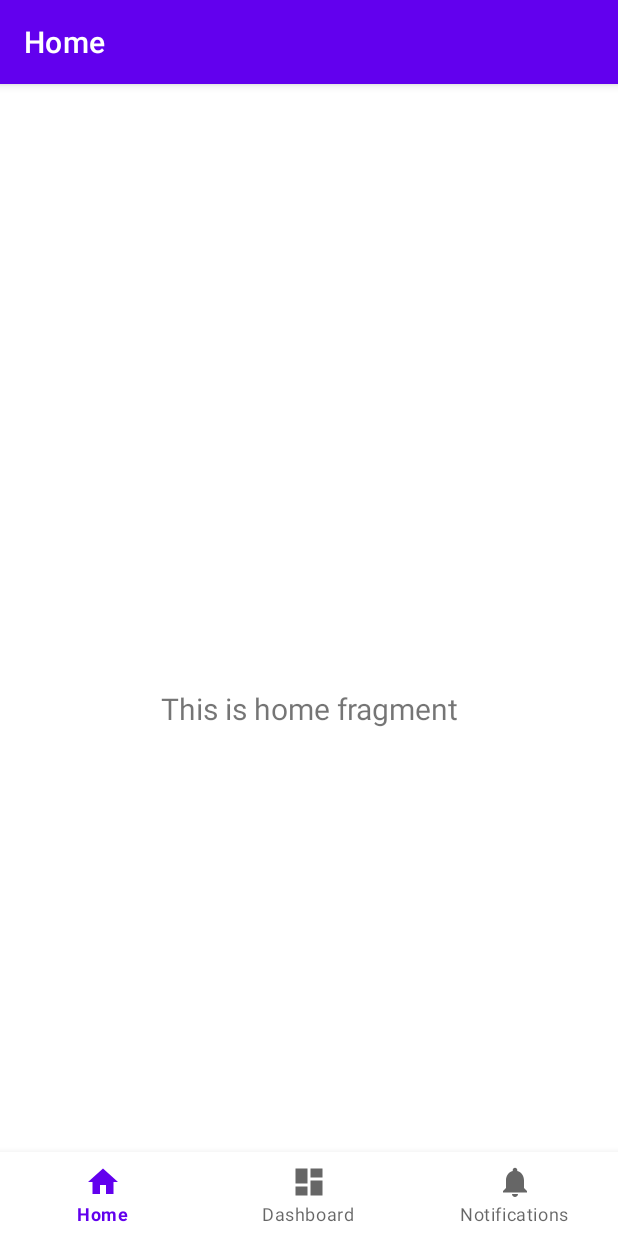
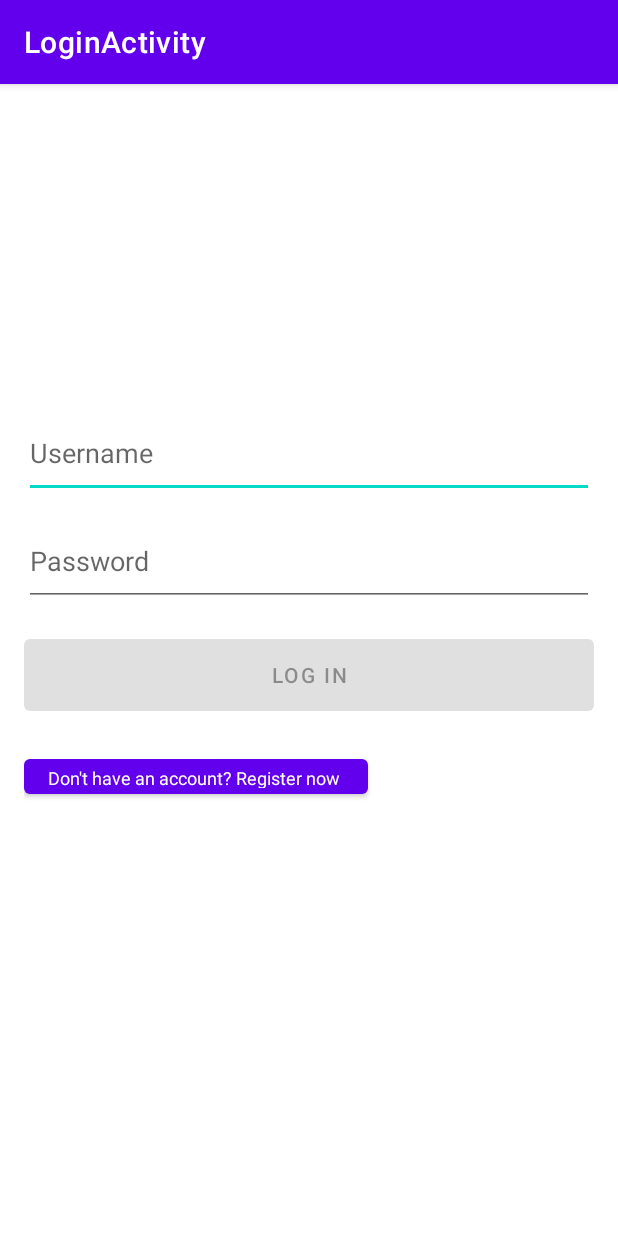
Before and after one commit to Bryan-Wan/Grocery-Store-Demo-Android-App, an Android app: the screen it shows after launch (MainActivity before the commit, LoginActivity after it), on a phone screen of 412 x 824 dp. Run offline under Robolectric (Android 15) with nearby library versions, the phone set to English and light mode, and no system bars.

Commit message:
Added login activity
Used Android Studio's "login activity" to set up the login page as well as the xml file for the login screen

```diff
--- a/app/build.gradle
+++ b/app/build.gradle
@@ -39,6 +39,7 @@ dependencies {
     implementation 'androidx.lifecycle:lifecycle-viewmodel-ktx:2.3.1'
     implementation 'androidx.navigation:navigation-fragment:2.3.5'
     implementation 'androidx.navigation:navigation-ui:2.3.5'
+    implementation 'androidx.annotation:annotation:1.2.0'
     testImplementation 'junit:junit:4.+'
     androidTestImplementation 'androidx.test.ext:junit:1.1.3'
     androidTestImplementation 'androidx.test.espresso:espresso-core:3.4.0'
--- /dev/null
+++ b/app/src/main/java/com/example/grocerystoredemoapp/data/LoginRepository.java
@@ -0,0 +1,54 @@
+package com.example.grocerystoredemoapp.data;
+
+import com.example.grocerystoredemoapp.data.model.LoggedInUser;
+
+/**
+ * Class that requests authentication and user information from the remote data source and
+ * maintains an in-memory cache of login status and user credentials information.
+ */
+public class LoginRepository {
+
+    private static volatile LoginRepository instance;
+
+    private LoginDataSource dataSource;
+
+    // If user credentials will be cached in local storage, it is recommended it be encrypted
+    // @see https://developer.android.com/training/articles/keystore
+    private LoggedInUser user = null;
+
+    // private constructor : singleton access
+    private LoginRepository(LoginDataSource dataSource) {
+        this.dataSource = dataSource;
+    }
+
+    public static LoginRepository getInstance(LoginDataSource dataSource) {
+        if (instance == null) {
+            instance = new LoginRepository(dataSource);
+        }
+        return instance;
+    }
+
+    public boolean isLoggedIn() {
+        return user != null;
+    }
+
+    public void logout() {
+        user = null;
+        dataSource.logout();
+    }
+
+    private void setLoggedInUser(LoggedInUser user) {
+        this.user = user;
+        // If user credentials will be cached in local storage, it is recommended it be encrypted
+        // @see https://developer.android.com/training/articles/keystore
+    }
+
+    public Result<LoggedInUser> login(String username, String password) {
+        // handle login
+        Result<LoggedInUser> result = dataSource.login(username, password);
+        if (result instanceof Result.Success) {
+            setLoggedInUser(((Result.Success<LoggedInUser>) result).getData());
+        }
+        return result;
+    }
+}
--- /dev/null
+++ b/app/src/main/java/com/example/grocerystoredemoapp/ui/login/LoginActivity.java
@@ -0,0 +1,136 @@
+package com.example.grocerystoredemoapp.ui.login;
+
+import android.app.Activity;
+
+import androidx.lifecycle.Observer;
+import androidx.lifecycle.ViewModelProvider;
+
+import android.os.Bundle;
+
+import androidx.annotation.Nullable;
+import androidx.annotation.StringRes;
+import androidx.appcompat.app.AppCompatActivity;
+
+import android.text.Editable;
+import android.text.TextWatcher;
+import android.view.KeyEvent;
+import android.view.View;
+import android.view.inputmethod.EditorInfo;
+import android.widget.Button;
+import android.widget.EditText;
+import android.widget.ProgressBar;
+import android.widget.TextView;
+import android.widget.Toast;
+
+import com.example.grocerystoredemoapp.R;
+import com.example.grocerystoredemoapp.ui.login.LoginViewModel;
+import com.example.grocerystoredemoapp.ui.login.LoginViewModelFactory;
+import com.example.grocerystoredemoapp.databinding.ActivityLoginBinding;
+
+public class LoginActivity extends AppCompatActivity {
+
+    private LoginViewModel loginViewModel;
+    private ActivityLoginBinding binding;
+
+    @Override
+    public void onCreate(Bundle savedInstanceState) {
+        super.onCreate(savedInstanceState);
+
+        binding = ActivityLoginBinding.inflate(getLayoutInflater());
+        setContentView(binding.getRoot());
+
+        loginViewModel = new ViewModelProvider(this, new LoginViewModelFactory())
+                .get(LoginViewModel.class);
+
+        final EditText usernameEditText = binding.username;
+        final EditText passwordEditText = binding.password;
+        final Button loginButton = binding.login;
+        final ProgressBar loadingProgressBar = binding.loading;
+
+        loginViewModel.getLoginFormState().observe(this, new Observer<LoginFormState>() {
+            @Override
+            public void onChanged(@Nullable LoginFormState loginFormState) {
+                if (loginFormState == null) {
+                    return;
+                }
+                loginButton.setEnabled(loginFormState.isDataValid());
+                if (loginFormState.getUsernameError() != null) {
+                    usernameEditText.setError(getString(loginFormState.getUsernameError()));
+                }
+                if (loginFormState.getPasswordError() != null) {
+                    passwordEditText.setError(getString(loginFormState.getPasswordError()));
+                }
+            }
+        });
+
+        loginViewModel.getLoginResult().observe(this, new Observer<LoginResult>() {
+            @Override
+            public void onChanged(@Nullable LoginResult loginResult) {
+                if (loginResult == null) {
+                    return;
+                }
+                loadingProgressBar.setVisibility(View.GONE);
+                if (loginResult.getError() != null) {
+                    showLoginFailed(loginResult.getError());
+                }
+                if (loginResult.getSuccess() != null) {
+                    updateUiWithUser(loginResult.getSuccess());
+                }
+                setResult(Activity.RESULT_OK);
+
+                //Complete and destroy login activity once successful
+                finish();
+            }
+        });
+
+        TextWatcher afterTextChangedListener = new TextWatcher() {
+            @Override
+            public void beforeTextChanged(CharSequence s, int start, int count, int after) {
+                // ignore
+            }
+
+            @Override
+            public void onTextChanged(CharSequence s, int start, int before, int count) {
+                // ignore
+            }
+
+            @Override
+            public void afterTextChanged(Editable s) {
+                loginViewModel.loginDataChanged(usernameEditText.getText().toString(),
+                        passwordEditText.getText().toString());
+            }
+        };
+        usernameEditText.addTextChangedListener(afterTextChangedListener);
+        passwordEditText.addTextChangedListener(afterTextChangedListener);
+        passwordEditText.setOnEditorActionListener(new TextView.OnEditorActionListener() {
+
+            @Override
+            public boolean onEditorAction(TextView v, int actionId, KeyEvent event) {
+                if (actionId == EditorInfo.IME_ACTION_DONE) {
+                    loginViewModel.login(usernameEditText.getText().toString(),
+                            passwordEditText.getText().toString());
+                }
+                return false;
+            }
+        });
+
+        loginButton.setOnClickListener(new View.OnClickListener() {
+            @Override
+            public void onClick(View v) {
+                loadingProgressBar.setVisibility(View.VISIBLE);
+                loginViewModel.login(usernameEditText.getText().toString(),
+                        passwordEditText.getText().toString());
+            }
+        });
+    }
+
+    private void updateUiWithUser(LoggedInUserView model) {
+        String welcome = getString(R.string.welcome) + model.getDisplayName();
+        // TODO : initiate successful logged in experience
+        Toast.makeText(getApplicationContext(), welcome, Toast.LENGTH_LONG).show();
+    }
+
+    private void showLoginFailed(@StringRes Integer errorString) {
+        Toast.makeText(getApplicationContext(), errorString, Toast.LENGTH_SHORT).show();
+    }
+}
--- /dev/null
+++ b/app/src/main/java/com/example/grocerystoredemoapp/ui/login/LoginViewModel.java
@@ -0,0 +1,70 @@
+package com.example.grocerystoredemoapp.ui.login;
+
+import androidx.lifecycle.LiveData;
+import androidx.lifecycle.MutableLiveData;
+import androidx.lifecycle.ViewModel;
+
+import android.util.Patterns;
+
+import com.example.grocerystoredemoapp.data.LoginRepository;
+import com.example.grocerystoredemoapp.data.Result;
+import com.example.grocerystoredemoapp.data.model.LoggedInUser;
+import com.example.grocerystoredemoapp.R;
+
+public class LoginViewModel extends ViewModel {
+
+    private MutableLiveData<LoginFormState> loginFormState = new MutableLiveData<>();
+    private MutableLiveData<LoginResult> loginResult = new MutableLiveData<>();
+    private LoginRepository loginRepository;
+
+    LoginViewModel(LoginRepository loginRepository) {
+        this.loginRepository = loginRepository;
+    }
+
+    LiveData<LoginFormState> getLoginFormState() {
+        return loginFormState;
+    }
+
+    LiveData<LoginResult> getLoginResult() {
+        return loginResult;
+    }
+
+    public void login(String username, String password) {
+        // can be launched in a separate asynchronous job
+        Result<LoggedInUser> result = loginRepository.login(username, password);
+
+        if (result instanceof Result.Success) {
+            LoggedInUser data = ((Result.Success<LoggedInUser>) result).getData();
+            loginResult.setValue(new LoginResult(new LoggedInUserView(data.getDisplayName())));
+        } else {
+            loginResult.setValue(new LoginResult(R.string.login_failed));
+        }
+    }
+
+    public void loginDataChanged(String username, String password) {
+        if (!isUserNameValid(username)) {
+            loginFormState.setValue(new LoginFormState(R.string.invalid_username, null));
+        } else if (!isPasswordValid(password)) {
+            loginFormState.setValue(new LoginFormState(null, R.string.invalid_password));
+        } else {
+            loginFormState.setValue(new LoginFormState(true));
+        }
+    }
+
+    // A placeholder username validation check
+    private boolean isUserNameValid(String username) {
+        if (username == null) {
+            return false;
+        }
+        if (username.contains("@")) {
+            return Patterns.EMAIL_ADDRESS.matcher(username).matches();
+        } else {
+            return !username.trim().isEmpty();
+        }
+    }
+
+    // A placeholder password validation check
+    private boolean isPasswordValid(String password) {
+        return password != null && password.trim().length() > 5;
+    }
+}
--- /dev/null
+++ b/app/src/main/java/com/example/grocerystoredemoapp/ui/login/LoginViewModelFactory.java
@@ -0,0 +1,26 @@
+package com.example.grocerystoredemoapp.ui.login;
+
+import androidx.lifecycle.ViewModel;
+import androidx.lifecycle.ViewModelProvider;
+import androidx.annotation.NonNull;
+
+import com.example.grocerystoredemoapp.data.LoginDataSource;
+import com.example.grocerystoredemoapp.data.LoginRepository;
+
+/**
+ * ViewModel provider factory to instantiate LoginViewModel.
+ * Required given LoginViewModel has a non-empty constructor
+ */
+public class LoginViewModelFactory implements ViewModelProvider.Factory {
+
+    @NonNull
+    @Override
+    @SuppressWarnings("unchecked")
+    public <T extends ViewModel> T create(@NonNull Class<T> modelClass) {
+        if (modelClass.isAssignableFrom(LoginViewModel.class)) {
+            return (T) new LoginViewModel(LoginRepository.getInstance(new LoginDataSource()));
+        } else {
+            throw new IllegalArgumentException("Unknown ViewModel class");
+        }
+    }
+}
--- /dev/null
+++ b/app/src/main/res/layout/activity_login.xml
@@ -0,0 +1,86 @@
+<?xml version="1.0" encoding="utf-8"?>
+<androidx.constraintlayout.widget.ConstraintLayout xmlns:android="http://schemas.android.com/apk/res/android"
+    xmlns:app="http://schemas.android.com/apk/res-auto"
+    xmlns:tools="http://schemas.android.com/tools"
+    android:id="@+id/container"
+    android:layout_width="match_parent"
+    android:layout_height="match_parent"
+    android:paddingLeft="@dimen/activity_horizontal_margin"
+    android:paddingTop="@dimen/activity_vertical_margin"
+    android:paddingRight="@dimen/activity_horizontal_margin"
+    android:paddingBottom="@dimen/activity_vertical_margin"
+    tools:context=".ui.login.LoginActivity">
+
+    <EditText
+        android:id="@+id/username"
+        android:layout_width="380dp"
+        android:layout_height="60dp"
+        android:layout_marginTop="200dp"
+        android:hint="@string/prompt_username"
+        android:inputType="text"
+        android:selectAllOnFocus="true"
+        app:layout_constraintEnd_toEndOf="parent"
+        app:layout_constraintHorizontal_bias="0.516"
+        app:layout_constraintStart_toStartOf="parent"
+        app:layout_constraintTop_toTopOf="parent" />
+
+    <Button
+        android:id="@+id/login"
+        android:layout_width="380dp"
+        android:layout_height="60dp"
+        android:layout_gravity="start"
+        android:layout_marginTop="16dp"
+        android:enabled="false"
+        android:text="@string/action_sign_in"
+        app:layout_constraintEnd_toEndOf="parent"
+        app:layout_constraintHorizontal_bias="0.483"
+        app:layout_constraintStart_toStartOf="parent"
+        app:layout_constraintTop_toBottomOf="@+id/password" />
+
+    <EditText
+        android:id="@+id/password"
+        android:layout_width="380dp"
+        android:layout_height="60dp"
+        android:layout_marginTop="12dp"
+        android:hint="@string/prompt_password"
+        android:imeActionLabel="@string/action_sign_in"
+        android:imeOptions="actionDone"
+        android:inputType="textPassword"
+        android:selectAllOnFocus="true"
+        app:layout_constraintEnd_toEndOf="parent"
+        app:layout_constraintHorizontal_bias="0.516"
+        app:layout_constraintStart_toStartOf="parent"
+        app:layout_constraintTop_toBottomOf="@+id/username" />
+
+    <ProgressBar
+        android:id="@+id/loading"
+        android:layout_width="wrap_content"
+        android:layout_height="wrap_content"
+        android:layout_gravity="center"
+        android:layout_marginTop="64dp"
+        android:layout_marginBottom="64dp"
+        android:visibility="gone"
+        app:layout_constraintBottom_toBottomOf="parent"
+        app:layout_constraintEnd_toEndOf="@+id/password"
+        app:layout_constraintStart_toStartOf="@+id/password"
+        app:layout_constraintTop_toTopOf="parent"
+        app:layout_constraintVertical_bias="0.3" />
+
+    <Button
+        android:id="@+id/button"
+        android:layout_width="229dp"
+        android:layout_height="35dp"
+        android:layout_marginTop="20dp"
+        android:text="@string/register"
+        android:textAlignment="viewStart"
+        android:textAppearance="@style/TextAppearance.AppCompat.Small"
+        android:textSize="12sp"
+        app:iconPadding="2dp"
+        app:layout_constraintBottom_toBottomOf="parent"
+        app:layout_constraintEnd_toEndOf="parent"
+        app:layout_constraintHorizontal_bias="0.0"
+        app:layout_constraintStart_toStartOf="parent"
+        app:layout_constraintTop_toBottomOf="@+id/login"
+        app:layout_constraintVertical_bias="0.0" />
+
+</androidx.constraintlayout.widget.ConstraintLayout>
--- /dev/null
+++ b/app/src/main/res/values-land/dimens.xml
@@ -0,0 +1,3 @@
+<resources>
+    <dimen name="activity_horizontal_margin">48dp</dimen>
+</resources>
--- /dev/null
+++ b/app/src/main/res/values-w1240dp/dimens.xml
@@ -0,0 +1,3 @@
+<resources>
+    <dimen name="activity_horizontal_margin">200dp</dimen>
+</resources>
--- /dev/null
+++ b/app/src/main/res/values-w600dp/dimens.xml
@@ -0,0 +1,3 @@
+<resources>
+    <dimen name="activity_horizontal_margin">48dp</dimen>
+</resources>
--- a/app/src/main/res/values/strings.xml
+++ b/app/src/main/res/values/strings.xml
@@ -3,4 +3,13 @@
     <string name="title_home">Home</string>
     <string name="title_dashboard">Dashboard</string>
     <string name="title_notifications">Notifications</string>
+    <string name="title_activity_login">LoginActivity</string>
+    <string name="prompt_password">Password</string>
+    <string name="prompt_username">Username</string>
+    <string name="action_sign_in">Log in</string>
+    <string name="welcome">"Welcome !"</string>
+    <string name="invalid_username">Not a valid username</string>
+    <string name="invalid_password">Password must be >5 characters</string>
+    <string name="login_failed">"Login failed"</string>
+    <string name="register">"Don't have an account? Register now"</string>
 </resources>
```
Also changed, not shown: app/src/main/AndroidManifest.xml (+7 -2 lines), app/src/main/java/com/example/grocerystoredemoapp/data/LoginDataSource.java (added, +29 -0 lines), app/src/main/java/com/example/grocerystoredemoapp/data/Result.java (added, +48 -0 lines), app/src/main/java/com/example/grocerystoredemoapp/data/model/LoggedInUser.java (added, +23 -0 lines), app/src/main/java/com/example/grocerystoredemoapp/ui/login/LoggedInUserView.java (added, +17 -0 lines), app/src/main/java/com/example/grocerystoredemoapp/ui/login/LoginFormState.java (added, +40 -0 lines), app/src/main/java/com/example/grocerystoredemoapp/ui/login/LoginResult.java (added, +31 -0 lines).
